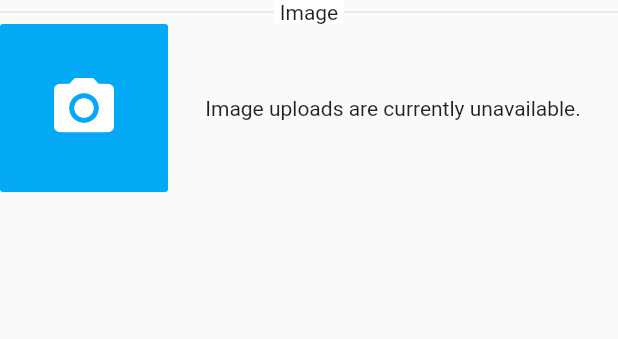
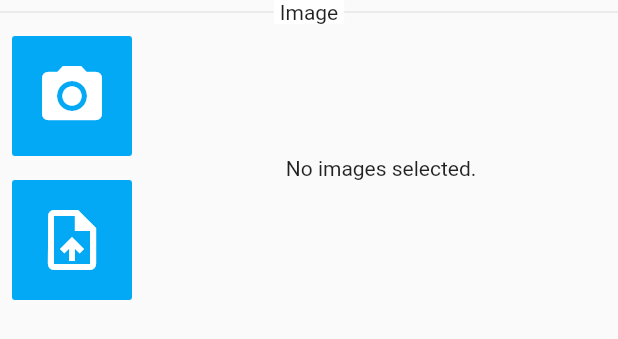
Before and after one commit to Ziggy9263/naylors_client, a Flutter app: the ImageUploadButton widget shown alone on an empty page, opened directly with empty values, after a tap on the "camera alt" icon, on a phone screen of 412 x 824 dp. Shown: the top 339 px of the screen. Run offline on Flutter 3.47's test engine with Material 2 defaults, Android fonts, the phone set to English and light mode, and no system bars; our stand-ins replace badges, bloc, equatable, firebase_auth, firebase_core, flutter_bloc and 5 more; missing offline and left inert: markdown, workmanager; accounts and stored records are empty; network calls fail.

Commit message:
Added first half of image upload code. Need to make it an iterable list with edit features, and implement Firebase (second half).

```diff
--- a/lib/widgets/image_upload_button.dart
+++ b/lib/widgets/image_upload_button.dart
@@ -1,7 +1,10 @@
+import 'dart:io';
+
 import 'package:flutter/material.dart';
+import 'package:image_picker/image_picker.dart';
 import 'package:naylors_client/widgets/widgets.dart';
 
-class ImageUploadButton extends StatelessWidget {
+class ImageUploadButton extends StatefulWidget {
   const ImageUploadButton(
       {Key key, @required this.parent, @required this.style})
       : assert(parent != null && style != null);
@@ -10,9 +13,37 @@ class ImageUploadButton extends StatelessWidget {
   final TextStyle style;
 
   @override
+  _ImageUploadButtonState createState() =>
+      _ImageUploadButtonState(parent: parent, style: style);
+}
+
+class _ImageUploadButtonState extends State<ImageUploadButton> {
+  _ImageUploadButtonState(
+      {Key key, @required this.parent, @required this.style})
+      : assert(parent != null && style != null);
+
+  final ProductEditState parent;
+  final TextStyle style;
+
+  File _imageFile;
+  final picker = ImagePicker();
+
+  Future<void> pickImage(ImageSource source) async {
+    final pickedFile = await picker.getImage(source: source);
+
+    setState(() {
+      if (pickedFile != null) _imageFile = File(pickedFile.path);
+    });
+  }
+
+  Future<void> uploadImageToFirebase(BuildContext context) async {
+    String fileName = (_imageFile.path);
+  }
+
+  @override
   Widget build(BuildContext context) {
     return SizedBox(
-      height: 128,
+      height: _imageFile == null ? 208 : null,
       child: Column(
         children: <Widget>[
           Stack(
@@ -36,26 +67,54 @@ class ImageUploadButton extends StatelessWidget {
             mainAxisAlignment: MainAxisAlignment.center,
             mainAxisSize: MainAxisSize.max,
             children: <Widget>[
-              Material(
+              Column(
+                children: <Widget>[
+                  Padding(
+                    padding: const EdgeInsets.all(8.0),
+                    child: Material(
                       color: Colors.lightBlue,
                       borderRadius: BorderRadius.circular(2.0),
                       child: InkWell(
-                  onTap: () {},
+                        onTap: () {
+                          pickImage(ImageSource.camera);
+                        },
                         child: Padding(
-                    padding: EdgeInsets.all(32.0),
-                    child:
-                        Icon(Icons.camera_alt, size: 48, color: Colors.white),
+                          padding: EdgeInsets.all(16.0),
+                          child: Icon(Icons.camera_alt,
+                              size: 48, color: Colors.white),
                         ),
                       ),
+                    ),
+                  ),
+                  Padding(
+                    padding: const EdgeInsets.all(8.0),
+                    child: Material(
+                      color: Colors.lightBlue,
+                      borderRadius: BorderRadius.circular(2.0),
+                      child: InkWell(
+                        onTap: () {
+                          pickImage(ImageSource.gallery);
+                        },
+                        child: Padding(
+                          padding: EdgeInsets.all(16.0),
+                          child: Icon(Icons.upload_file,
+                              size: 48, color: Colors.white),
+                        ),
+                      ),
+                    ),
+                  ),
+                ],
               ),
               Expanded(
                 child: Padding(
                   padding: const EdgeInsets.all(8.0),
-                  child: Text(
-                    "Image uploads are currently unavailable.",
+                  child: (_imageFile == null)
+                      ? Text(
+                          "No images selected.",
                           style: style,
                           textAlign: TextAlign.center,
-                  ),
+                        )
+                      : Image.file(_imageFile),
                 ),
               ),
             ],
--- a/pubspec.yaml
+++ b/pubspec.yaml
@@ -30,12 +30,14 @@ dependencies:
   badges: "^1.1.4"
   flutter_bloc: "^6.0.6"
   equatable: "^1.2.5"
+  image_picker: ^0.6.7+4
 
   # Firebase Dependencies
   firebase_core: ^0.5.0
+  firebase_storage: ^4.0.0
+  firebase_analytics: ^5.0.6
   firebase_auth: ^0.18.0+1
   google_sign_in: ^4.5.3
-  firebase_storage: ^4.0.0
 
   # The following adds the Cupertino Icons font to your application.
   # Use with the CupertinoIcons class for iOS style icons.
```
Also changed, not shown: pubspec.lock. Lines whose indentation alone changed are shown as unchanged.
